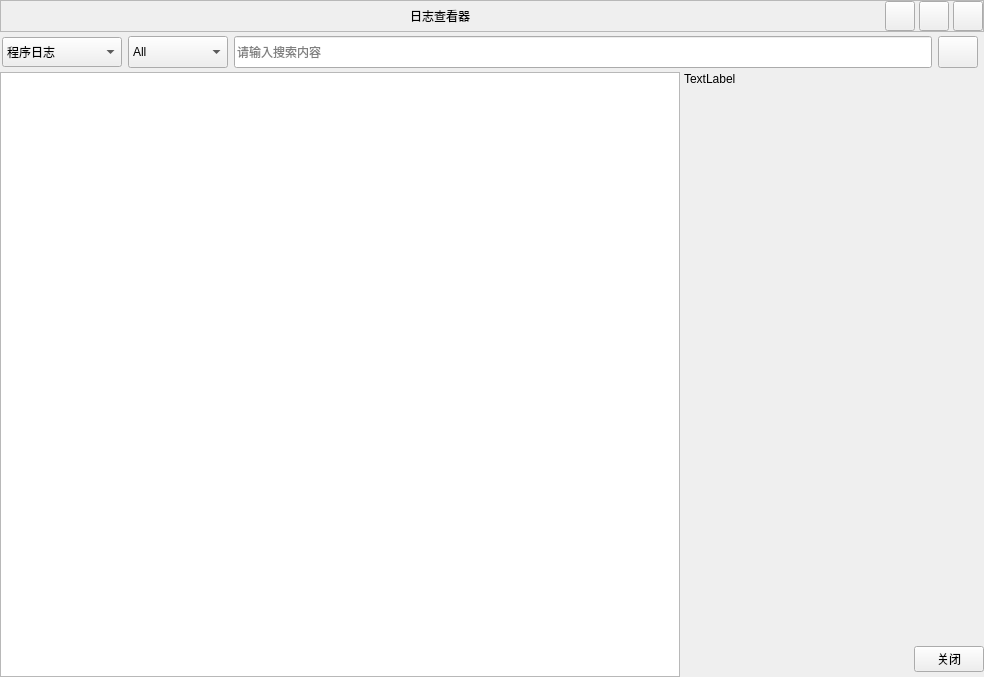
fashion1840/ScholarLogViewer, file scholarlogviewer.ui: the form before one commit.
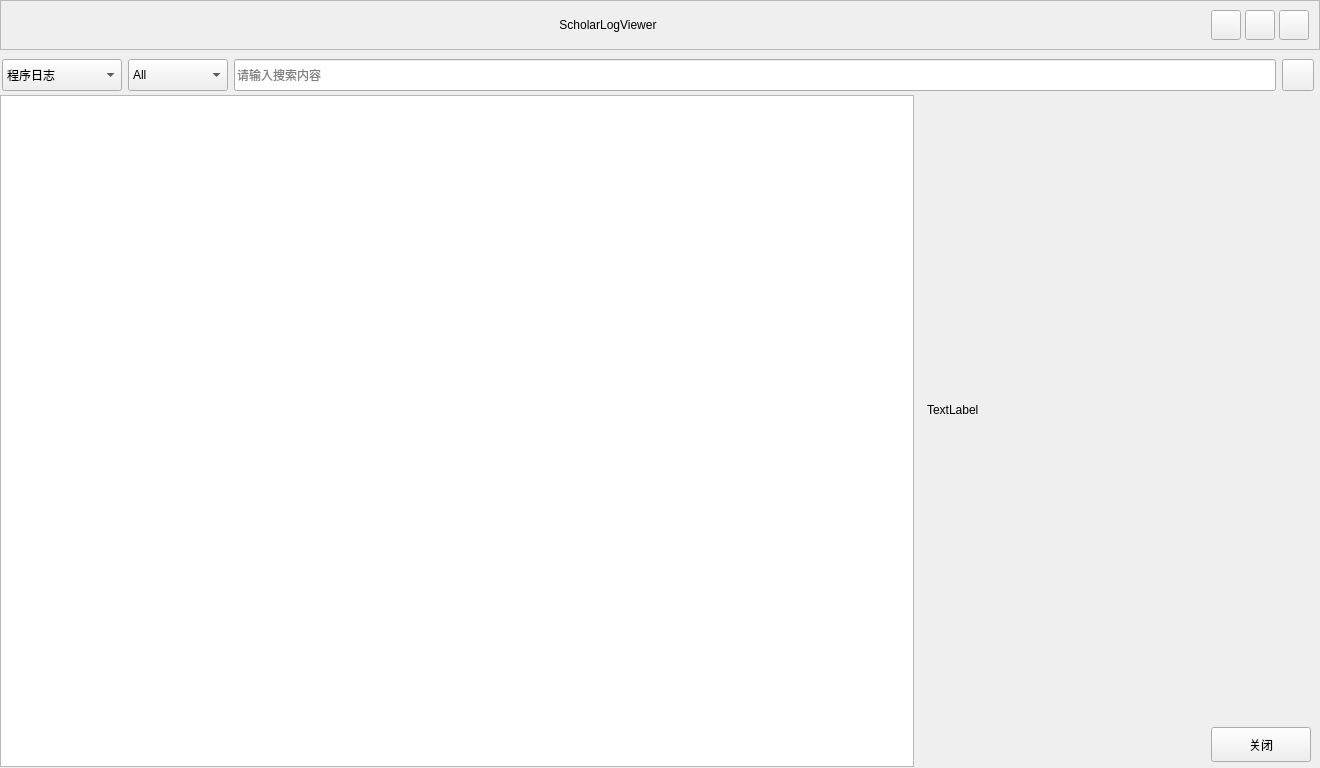
The form after the commit. Icons and pictures are not drawn.

What changed in the file:
```diff
--- a/scholarlogviewer.ui
+++ b/scholarlogviewer.ui
@@ -6,8 +6,8 @@
    <rect>
     <x>0</x>
     <y>0</y>
-    <width>984</width>
-    <height>677</height>
+    <width>1320</width>
+    <height>768</height>
    </rect>
   </property>
   <property name="windowTitle">
@@ -40,10 +40,16 @@
        <verstretch>0</verstretch>
       </sizepolicy>
      </property>
+     <property name="minimumSize">
+      <size>
+       <width>0</width>
+       <height>50</height>
+      </size>
+     </property>
      <property name="maximumSize">
       <size>
        <width>16777215</width>
-       <height>40</height>
+       <height>50</height>
       </size>
      </property>
      <property name="frameShape">
@@ -53,14 +59,17 @@
       <enum>QFrame::Raised</enum>
      </property>
      <layout class="QHBoxLayout" name="horizontalLayout_2">
+      <property name="spacing">
+       <number>6</number>
+      </property>
       <property name="leftMargin">
-       <number>0</number>
+       <number>10</number>
       </property>
       <property name="topMargin">
        <number>0</number>
       </property>
       <property name="rightMargin">
-       <number>0</number>
+       <number>10</number>
       </property>
       <property name="bottomMargin">
        <number>0</number>
@@ -101,8 +110,11 @@
           <height>24</height>
          </size>
         </property>
+        <property name="styleSheet">
+         <string notr="true"/>
+        </property>
         <property name="text">
-         <string>日志查看器</string>
+         <string>ScholarLogViewer</string>
         </property>
         <property name="alignment">
          <set>Qt::AlignCenter</set>
@@ -210,6 +222,22 @@
      </layout>
     </widget>
    </item>
+   <item>
+    <spacer name="verticalSpacer">
+     <property name="orientation">
+      <enum>Qt::Vertical</enum>
+     </property>
+     <property name="sizeType">
+      <enum>QSizePolicy::Fixed</enum>
+     </property>
+     <property name="sizeHint" stdset="0">
+      <size>
+       <width>20</width>
+       <height>5</height>
+      </size>
+     </property>
+    </spacer>
+   </item>
    <item>
     <widget class="QWidget" name="searchFrame" native="true">
      <property name="sizePolicy">
@@ -251,7 +279,7 @@
         <property name="minimumSize">
          <size>
           <width>120</width>
-          <height>30</height>
+          <height>32</height>
          </size>
         </property>
         <item>
@@ -345,6 +373,12 @@
           <height>32</height>
          </size>
         </property>
+        <property name="maximumSize">
+         <size>
+          <width>32</width>
+          <height>32</height>
+         </size>
+        </property>
         <property name="styleSheet">
          <string notr="true">QPushButton{
 border-image: url(:/images/search.png);
@@ -363,11 +397,23 @@
    </item>
    <item>
     <layout class="QHBoxLayout" name="horizontalLayout_5">
+     <property name="spacing">
+      <number>5</number>
+     </property>
+     <property name="rightMargin">
+      <number>1</number>
+     </property>
+     <property name="bottomMargin">
+      <number>1</number>
+     </property>
      <item>
       <widget class="QTableView" name="tableView">
        <property name="acceptDrops">
         <bool>true</bool>
        </property>
+       <property name="styleSheet">
+        <string notr="true"/>
+       </property>
       </widget>
      </item>
      <item>
@@ -380,7 +426,7 @@
        </property>
        <property name="maximumSize">
         <size>
-         <width>300</width>
+         <width>400</width>
          <height>16777215</height>
         </size>
        </property>
@@ -389,13 +435,13 @@
          <number>4</number>
         </property>
         <property name="leftMargin">
-         <number>0</number>
+         <number>8</number>
         </property>
         <property name="topMargin">
-         <number>0</number>
+         <number>1</number>
         </property>
         <property name="rightMargin">
-         <number>0</number>
+         <number>8</number>
         </property>
         <property name="bottomMargin">
          <number>5</number>
@@ -408,11 +454,17 @@
             <verstretch>0</verstretch>
            </sizepolicy>
           </property>
+          <property name="styleSheet">
+           <string notr="true"/>
+          </property>
           <property name="text">
            <string>TextLabel</string>
           </property>
           <property name="alignment">
-           <set>Qt::AlignLeading|Qt::AlignLeft|Qt::AlignTop</set>
+           <set>Qt::AlignLeading|Qt::AlignLeft|Qt::AlignVCenter</set>
+          </property>
+          <property name="wordWrap">
+           <bool>true</bool>
           </property>
          </widget>
         </item>
@@ -444,14 +496,14 @@
             </property>
             <property name="minimumSize">
              <size>
-              <width>0</width>
-              <height>0</height>
+              <width>100</width>
+              <height>35</height>
              </size>
             </property>
             <property name="maximumSize">
              <size>
-              <width>70</width>
-              <height>30</height>
+              <width>100</width>
+              <height>35</height>
              </size>
             </property>
             <property name="text">
```
Left out of the diff: 5 changed lines with no effect on the pictures.
